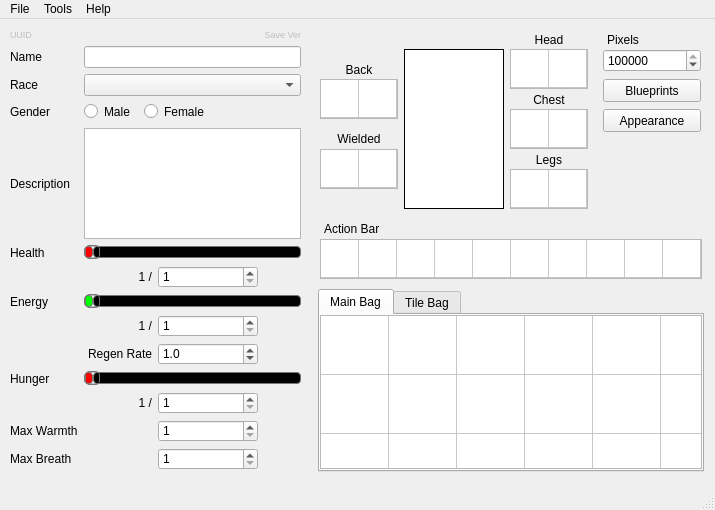
Qt form starcheat/templates/MainWindow.ui (wizzomafizzo/starcheat) before a commit.
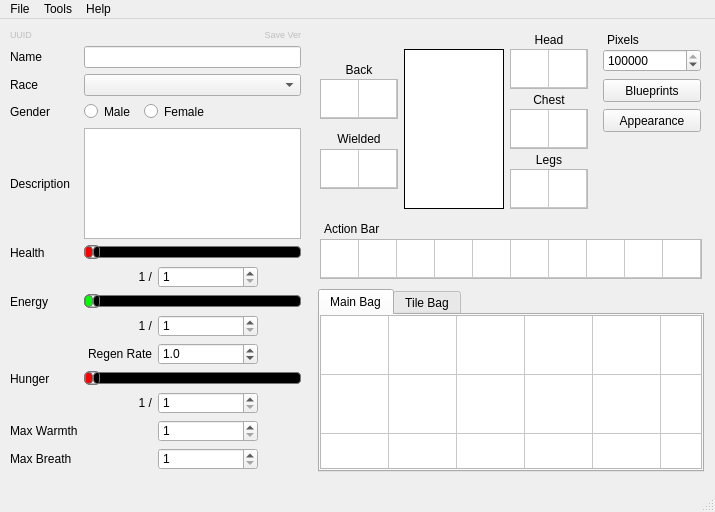
The same form after that commit.

Patch:
```diff
--- a/starcheat/templates/MainWindow.ui
+++ b/starcheat/templates/MainWindow.ui
@@ -7,15 +7,27 @@
     <x>0</x>
     <y>0</y>
     <width>715</width>
-    <height>510</height>
+    <height>512</height>
    </rect>
   </property>
   <property name="sizePolicy">
-   <sizepolicy hsizetype="Preferred" vsizetype="Preferred">
+   <sizepolicy hsizetype="Fixed" vsizetype="Fixed">
     <horstretch>0</horstretch>
     <verstretch>0</verstretch>
    </sizepolicy>
   </property>
+  <property name="minimumSize">
+   <size>
+    <width>715</width>
+    <height>512</height>
+   </size>
+  </property>
+  <property name="maximumSize">
+   <size>
+    <width>715</width>
+    <height>512</height>
+   </size>
+  </property>
   <property name="windowTitle">
    <string>starcheat[*]</string>
   </property>
```
